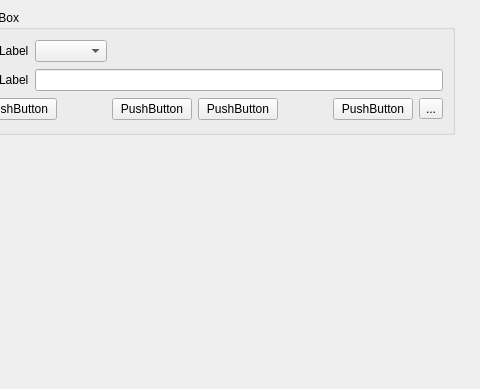
First picture: the form in tKS/street.ui, repository Skyrim78/tKS, before the edit; both pictures show x 135 to 615 and y 0 to 389 of the 615 by 491 pixel window.
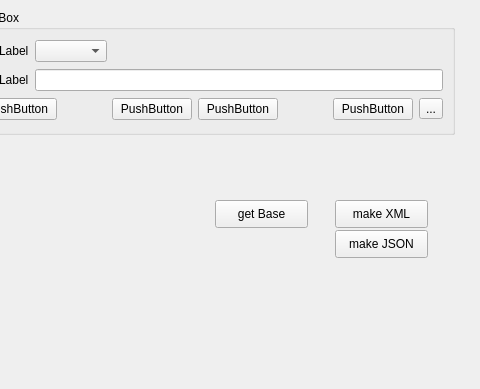
Second picture: the form after the edit.

The edit to the form file:
```diff
--- a/tKS/street.ui
+++ b/tKS/street.ui
@@ -134,6 +134,45 @@
     </item>
    </layout>
   </widget>
+  <widget class="QPushButton" name="pushButton_make">
+   <property name="geometry">
+    <rect>
+     <x>470</x>
+     <y>200</y>
+     <width>93</width>
+     <height>28</height>
+    </rect>
+   </property>
+   <property name="text">
+    <string>make XML</string>
+   </property>
+  </widget>
+  <widget class="QPushButton" name="pushButton_getBase">
+   <property name="geometry">
+    <rect>
+     <x>350</x>
+     <y>200</y>
+     <width>93</width>
+     <height>28</height>
+    </rect>
+   </property>
+   <property name="text">
+    <string>get Base</string>
+   </property>
+  </widget>
+  <widget class="QPushButton" name="pushButton_makeJSON">
+   <property name="geometry">
+    <rect>
+     <x>470</x>
+     <y>230</y>
+     <width>93</width>
+     <height>28</height>
+    </rect>
+   </property>
+   <property name="text">
+    <string>make JSON</string>
+   </property>
+  </widget>
  </widget>
  <resources/>
  <connections/>
```
